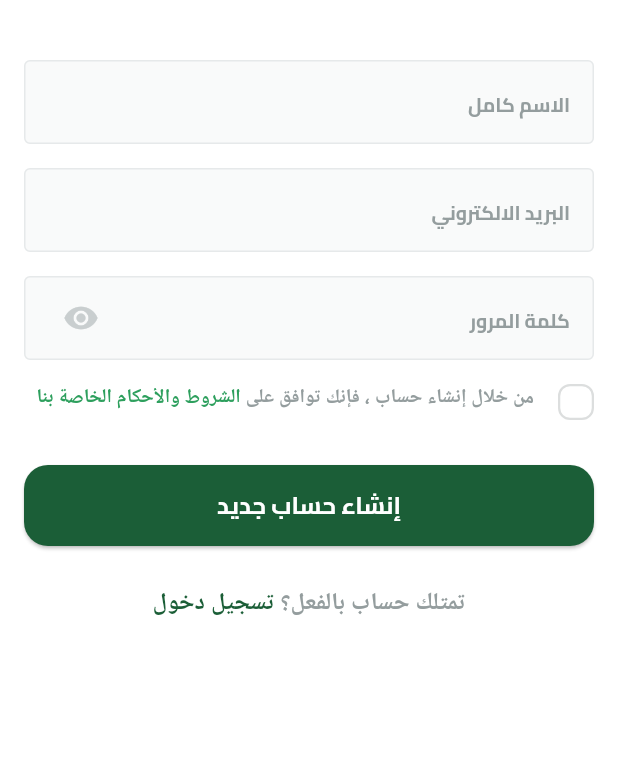
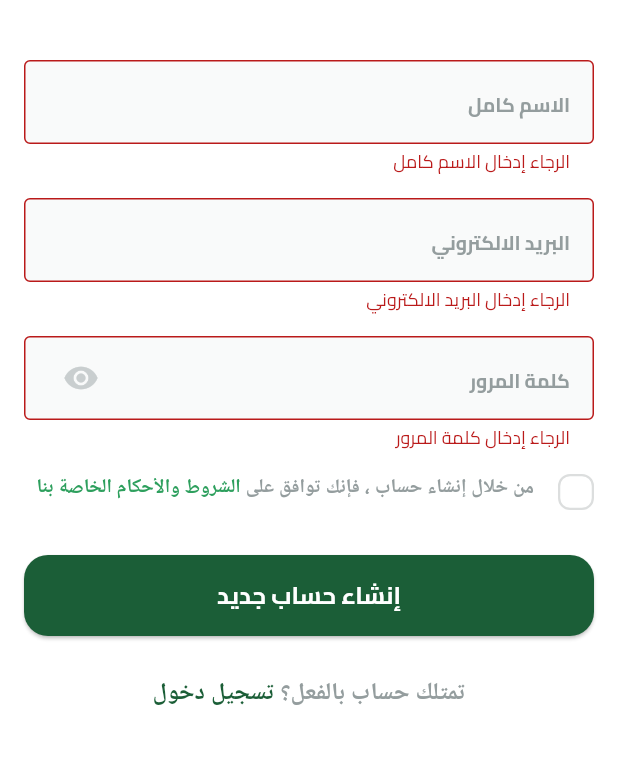
Before and after one commit to 3madhani/fruithub, a Flutter app: the SignUpView screen opened by its route, after a tap on "إنشاء حساب جديد", on a phone screen of 412 x 824 dp, the part 60-824 px from its top. Run offline on Flutter 3.47's test engine with Material 3 defaults, Android fonts, the phone set to English and light mode, and no system bars; drawn by our look-alikes of modal_progress_hud_nsn; our stand-ins replace dartz, dots_indicator, firebase_auth, firebase_core, flutter_bloc, flutter_svg and 2 more; accounts and stored records are empty.

Commit message:
feat: enhance signup process with form validation, integrate loading state, and improve error handling

```diff
--- a/lib/core/common/custom_text_form_field.dart
+++ b/lib/core/common/custom_text_form_field.dart
@@ -1,4 +1,5 @@
 import 'package:flutter/material.dart';
+import 'package:fruithub/core/helper/detect_email_and_password.dart';
 import 'package:fruithub/core/utils/app_colors.dart';
 import 'package:fruithub/core/utils/app_text_styles.dart';
 
@@ -7,6 +8,7 @@ class CustomTextFormField extends StatelessWidget {
   final TextInputType keyboardType;
   final Widget? suffixIcon;
   final bool isPasswordField;
+  final void Function(String?)? onSaved;
 
   const CustomTextFormField({
     super.key,
@@ -14,11 +16,30 @@ class CustomTextFormField extends StatelessWidget {
     required this.keyboardType,
     this.suffixIcon,
     required this.isPasswordField,
+    this.onSaved,
   });
 
   @override
   Widget build(BuildContext context) {
     return TextFormField(
+      onSaved: onSaved,
+      validator: (value) {
+        if (value == null || value.isEmpty) {
+          return 'الرجاء إدخال $hintText';
+        }
+        if (isPasswordField) {
+          if (!DetectEmailAndPassword.isValidPassword(value)) {
+            return 'كلمة المرور يجب أن تحتوي على 8 أحرف على الأقل، بما في ذلك حرف كبير ورقم ورمز خاص';
+          }
+        } else if (keyboardType == TextInputType.emailAddress) {
+          if (!DetectEmailAndPassword.isValidEmail(value)) {
+            return 'الرجاء إدخال بريد إلكتروني صالح';
+          }
+        } else if (keyboardType == TextInputType.name) {
+          return null;
+        }
+        return null;
+      },
       keyboardType: keyboardType,
       obscureText: isPasswordField,
       style: AppTextStyles.semiBold16.copyWith(color: const Color(0xff1F2326)),
--- a/lib/core/services/firebase_auth_service.dart
+++ b/lib/core/services/firebase_auth_service.dart
@@ -2,30 +2,29 @@ import 'package:firebase_auth/firebase_auth.dart';
 import 'package:fruithub/core/errors/exception.dart';
 
 class FirebaseAuthService {
-
   Future<User> createUserWithEmailAndPassword({
     required String email,
     required String password,
   }) async {
     try {
       final credential = await FirebaseAuth.instance
-          .createUserWithEmailAndPassword(
-            email: email,
-            password: password,
-          );
+          .createUserWithEmailAndPassword(email: email, password: password);
       return credential.user!;
     } on FirebaseAuthException catch (e) {
       if (e.code == 'weak-password') {
-        throw CustomException(message: 'The password provided is too weak.');
+        throw CustomException(message: 'كلمة المرور ضعيفة جدا.');
       } else if (e.code == 'email-already-in-use') {
-        throw CustomException(message: 'The account already exists for that email.');
+        throw CustomException(
+          message:
+              'البريد الالكتروني مستخدم مسبقا. يرجى تسجيل الدخول او استخدام بريد اخر',
+        );
       } else if (e.code == 'invalid-email') {
-        throw CustomException(message: 'The email address is badly formatted.');
+        throw CustomException(message: 'البريد الالكتروني غير صالح.');
       } else {
-        throw CustomException(message: e.message ?? 'An unknown error occurred.');
+        throw CustomException(message: 'حدث خطا غير متوقع يرجى المحاولة لاحقا');
       }
     } catch (e) {
-      throw CustomException(message: 'An unknown error occurred.');
+      throw CustomException(message: 'حدث خطا غير متوقع يرجى المحاولة لاحقا');
     }
   }
 }
--- a/lib/core/services/get_it_services.dart
+++ b/lib/core/services/get_it_services.dart
@@ -6,7 +6,7 @@ import 'firebase_auth_service.dart';
 
 final getIt = GetIt.instance;
 
-void setup() {
+void setupGetIt() {
   // Register FirebaseAuthService as a singleton
   getIt.registerSingleton<FirebaseAuthService>(FirebaseAuthService());
   getIt.registerSingleton<AuthRepo>(
--- a/lib/feature/auth/data/repos/auth_repo_impl.dart
+++ b/lib/feature/auth/data/repos/auth_repo_impl.dart
@@ -25,7 +25,7 @@ class AuthRepoImpl extends AuthRepo {
     } on CustomException catch (e) {
       return left(ServerFailure(e.message));
     } catch (e) {
-      return left(const ServerFailure('An unknown error occurred. Please try again.'));
+      return left(const ServerFailure('حدث خطا غير متوقع يرجى المحاولة لاحقا'));
     }
   }
 
--- a/lib/feature/auth/presentation/views/sign_up_view.dart
+++ b/lib/feature/auth/presentation/views/sign_up_view.dart
@@ -1,11 +1,11 @@
 import 'package:flutter/material.dart';
+import 'package:flutter_bloc/flutter_bloc.dart';
 import 'package:fruithub/core/common/custom_app_bar.dart';
 import 'package:fruithub/core/services/get_it_services.dart';
 import 'package:fruithub/feature/auth/domain/repos/auth_repo.dart';
 
 import '../cubit/cubit/signup_cubit.dart';
-import 'package:flutter_bloc/flutter_bloc.dart';
-import 'widgets/sign_up_view_body.dart';
+import 'widgets/signup_view_body_bloc_consumer.dart';
 
 class SignUpView extends StatelessWidget {
   static const String routeName = 'signUpView';
@@ -15,12 +15,10 @@ class SignUpView extends StatelessWidget {
   @override
   Widget build(BuildContext context) {
     return BlocProvider(
-      create: (context) => SignupCubit(
-        getIt<AuthRepo>(),
-      ),
+      create: (context) => SignupCubit(getIt<AuthRepo>()),
       child: Scaffold(
         appBar: buildAppBar(title: "حساب جديد", context: context),
-        body: const SignUpViewBody(),
+        body: const SignupViewBodyBlocConsumer(),
       ),
     );
   }
--- a/lib/feature/auth/presentation/views/widgets/sign_up_view_body.dart
+++ b/lib/feature/auth/presentation/views/widgets/sign_up_view_body.dart
@@ -1,13 +1,26 @@
 import 'package:flutter/material.dart';
+import 'package:flutter_bloc/flutter_bloc.dart';
 import 'package:fruithub/core/common/custom_button.dart';
 import 'package:fruithub/core/common/custom_text_form_field.dart';
 import 'package:fruithub/core/constants/app_const.dart';
 import 'package:fruithub/feature/auth/presentation/views/widgets/create_account_text.dart';
 
+import '../../cubit/cubit/signup_cubit.dart';
 import 'terms_and_conditions.dart';
 
-class SignUpViewBody extends StatelessWidget {
+class SignUpViewBody extends StatefulWidget {
   const SignUpViewBody({super.key});
+
+  @override
+  State<SignUpViewBody> createState() => _SignUpViewBodyState();
+}
+
+class _SignUpViewBodyState extends State<SignUpViewBody> {
+  final GlobalKey<FormState> _formKey = GlobalKey<FormState>();
+  final TextEditingController _emailController = TextEditingController();
+  final TextEditingController _passwordController = TextEditingController();
+  final TextEditingController _nameController = TextEditingController();
+  AutovalidateMode _autovalidateMode = AutovalidateMode.disabled;
 
   @override
   Widget build(BuildContext context) {
@@ -16,26 +29,38 @@ class SignUpViewBody extends StatelessWidget {
         padding: const EdgeInsets.symmetric(
           horizontal: AppConst.horizontalPadding,
         ),
+        child: Form(
+          key: _formKey,
+          autovalidateMode: _autovalidateMode,
           child: Column(
             children: [
               const SizedBox(height: 24),
-            const CustomTextFormField(
+              CustomTextFormField(
+                onSaved: (value) {
+                  _nameController.text = value!;
+                },
                 hintText: 'الاسم كامل',
                 keyboardType: TextInputType.name,
                 isPasswordField: false,
               ),
               const SizedBox(height: 16),
-            const CustomTextFormField(
+              CustomTextFormField(
+                onSaved: (value) {
+                  _emailController.text = value!;
+                },
                 hintText: 'البريد الالكتروني',
                 keyboardType: TextInputType.emailAddress,
                 isPasswordField: false,
               ),
               const SizedBox(height: 16),
-            const CustomTextFormField(
+              CustomTextFormField(
+                onSaved: (value) {
+                  _passwordController.text = value!;
+                },
                 hintText: "كلمة المرور",
                 keyboardType: TextInputType.visiblePassword,
                 isPasswordField: true,
-              suffixIcon: Padding(
+                suffixIcon: const Padding(
                   padding: EdgeInsets.only(left: 26.0),
                   child: Icon(
                     Icons.remove_red_eye,
@@ -47,7 +72,24 @@ class SignUpViewBody extends StatelessWidget {
               const SizedBox(height: 16),
               const TermsAndConditions(),
               const SizedBox(height: 30),
-            CustomPrimaryButton(title: 'إنشاء حساب جديد', onPressed: () {}),
+              CustomPrimaryButton(
+                title: 'إنشاء حساب جديد',
+                onPressed: () {
+                  if (_formKey.currentState!.validate()) {
+                    _formKey.currentState!.save();
+                    // Call the signup function from the cubit or bloc here
+                    context.read<SignupCubit>().createUserWithEmailAndPassword(
+                      email: _emailController.text,
+                      password: _passwordController.text,
+                      name: _nameController.text,
+                    );
+                  } else {
+                    setState(() {
+                      _autovalidateMode = AutovalidateMode.always;
+                    });
+                  }
+                },
+              ),
               const SizedBox(height: 26),
               AccountCreationText(
                 titleText: "تمتلك حساب بالفعل؟",
@@ -59,6 +101,15 @@ class SignUpViewBody extends StatelessWidget {
             ],
           ),
         ),
+      ),
     );
   }
+
+  @override
+  void dispose() {
+    _emailController.dispose();
+    _passwordController.dispose();
+    _nameController.dispose();
+    super.dispose();
   }
+}
--- /dev/null
+++ b/lib/feature/auth/presentation/views/widgets/signup_view_body_bloc_consumer.dart
@@ -0,0 +1,32 @@
+import 'package:flutter/material.dart';
+import 'package:flutter_bloc/flutter_bloc.dart';
+import 'package:modal_progress_hud_nsn/modal_progress_hud_nsn.dart';
+
+import '../../cubit/cubit/signup_cubit.dart';
+import 'sign_up_view_body.dart';
+
+class SignupViewBodyBlocConsumer extends StatelessWidget {
+  const SignupViewBodyBlocConsumer({super.key});
+
+  @override
+  Widget build(BuildContext context) {
+    return BlocConsumer<SignupCubit, SignupState>(
+      listener: (context, state) {
+        if (state is SignupFailure) {
+          ScaffoldMessenger.of(context).showSnackBar(
+            SnackBar(content: Text(state.error), backgroundColor: Colors.red),
+          );
+        } else if (state is SignupSuccess) {
+          // Navigator.pop(context);
+        }
+      },
+      builder: (context, state) {
+        return ModalProgressHUD(
+          inAsyncCall: state is SignupLoading ? true : false,
+
+          child: const SignUpViewBody(),
+        );
+      },
+    );
+  }
+}
--- a/lib/main.dart
+++ b/lib/main.dart
@@ -7,6 +7,7 @@ import 'package:fruithub/feature/splash/presentation/views/splash_view.dart';
 import 'package:fruithub/generated/l10n.dart';
 
 import 'core/helper/on_generate_routes.dart';
+import 'core/services/get_it_services.dart';
 import 'firebase_options.dart';
 
 void main() async {
@@ -14,6 +15,8 @@ void main() async {
   // Initialize shared preferences
   await Prefs.init();
   await Firebase.initializeApp(options: DefaultFirebaseOptions.currentPlatform);
+  // Initialize GetIt
+  setupGetIt();
   runApp(const FruitHub());
 }
 
--- a/pubspec.yaml
+++ b/pubspec.yaml
@@ -19,6 +19,7 @@ dependencies:
   flutter_svg: ^2.1.0
   get_it: ^8.0.3
   intl: ^0.19.0
+  modal_progress_hud_nsn: ^0.5.1
   shared_preferences: ^2.5.3
 
 dev_dependencies:
```
Also changed, not shown: lib/core/helper/detect_email_and_password.dart (added, +25 -0 lines), pubspec.lock. Lines whose indentation alone changed are shown as unchanged.
